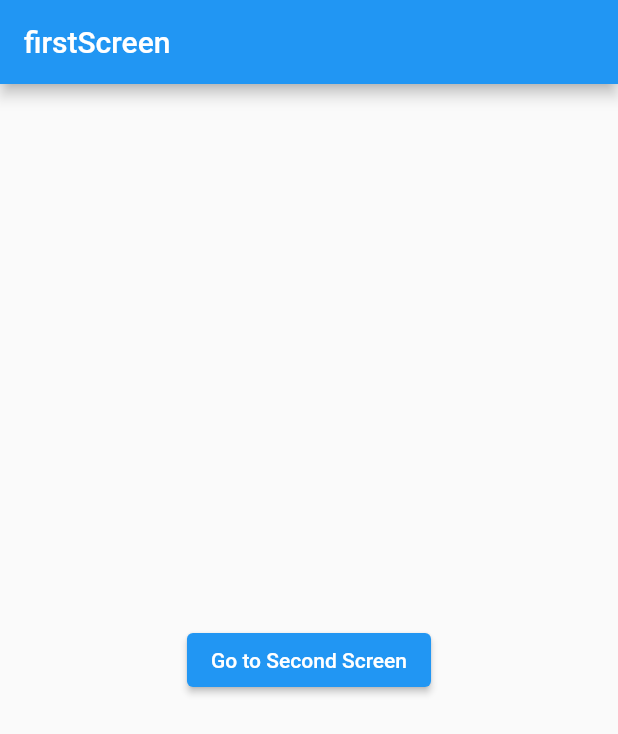
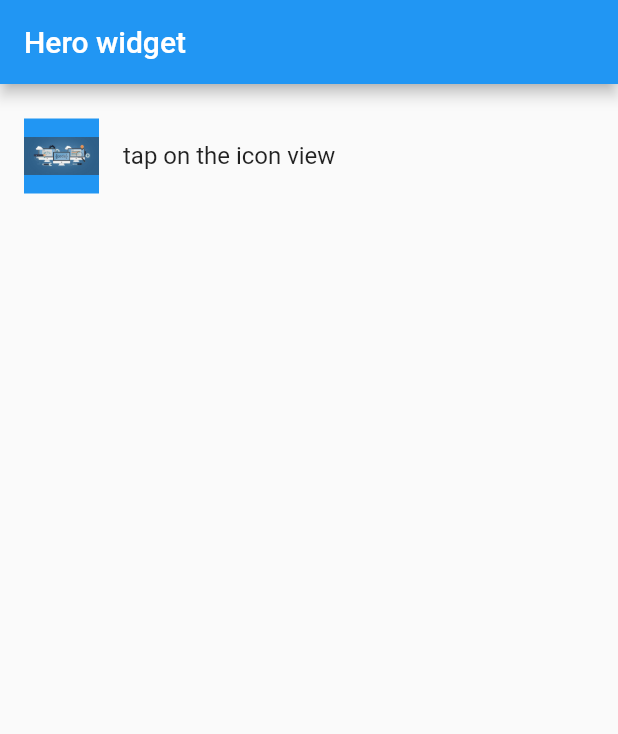
Before and after one commit to prachisharma02/flutterApp, a Flutter app: the screen it shows after launch, on a phone screen of 412 x 824 dp. Shown: the top 734 px of the screen. Run offline on Flutter 3.47's test engine with Material 2 defaults, Android fonts, the phone set to English and light mode, and no system bars.

Commit message:
added herowidget

```diff
--- /dev/null
+++ b/lib/hero.dart
@@ -0,0 +1,61 @@
+import 'dart:ui';
+import 'package:flutter/material.dart';
+
+class HeroClass extends StatelessWidget {
+  const HeroClass({Key? key});
+
+  @override
+  Widget build(BuildContext context) {
+    return Scaffold(
+      appBar: AppBar(title: const Text("Hero widget")),
+      body: Column(
+        children: <Widget>[
+          const SizedBox(height: 20.0),
+          ListTile(
+            leading: Hero(
+              tag:
+                  'hero-rectangle', // Make sure this tag matches the destination Hero widget
+              child: BoxWidget(
+                  size: Size(
+                      50.0, 50.0)), // Corrected the way BoxWidget is created
+            ),
+            onTap: () => _gotoImgDetailsPage(context),
+            title: const Text("tap on the icon view "),
+          ),
+        ],
+      ),
+    );
+  }
+}
+
+void _gotoImgDetailsPage(BuildContext context) {
+  Navigator.of(context).push(MaterialPageRoute(
+    builder: (BuildContext context) {
+      return Scaffold(
+        appBar: AppBar(title: const Text("Image Zoom Page")),
+        body: Center(
+          child: Hero(
+            tag:
+                'hero-rectangle', // Make sure the tag matches the source Hero widget
+            child: BoxWidget(size: Size(100.0, 250.0)),
+          ),
+        ),
+      );
+    },
+  ));
+}
+
+class BoxWidget extends StatelessWidget {
+  const BoxWidget({super.key, required this.size});
+  final Size size;
+
+  @override
+  Widget build(BuildContext context) {
+    return Container(
+      width: size.width,
+      height: size.height,
+      color: Colors.blue,
+      child: Image.asset('images/image1.jpg'),
+    );
+  }
+}
--- a/lib/main.dart
+++ b/lib/main.dart
@@ -1,220 +1,18 @@
-//import 'package:begin/StylingApp.dart';
-//import 'package:begin/assignment.dart';
-//import 'package:begin/counter.dart';
-//import 'package:begin/homePage.dart';
-// import 'package:begin/login.dart';
-// import 'package:begin/pictures.dart';
-// import 'package:begin/router.dart';
-// import 'package:begin/sum.dart';
-// import 'package:begin/userimage.dart';
-// import 'package:flutter/material.dart';
-import 'package:begin/firstsScreeen.dart';
-
-import 'package:begin/secondScreen.dart';
-import 'package:begin/thirdScreen.dart';
 import 'package:flutter/material.dart';
+import 'package:begin/hero.dart'; // Adjust the import path as needed
 
 void main() {
-  runApp(
-    MaterialApp(
-      title: 'NAMED ROUTE',
-      debugShowCheckedModeBanner: false,
-      initialRoute: '/',
-      routes: {
-        '/': (context) => const FirstScreen(),
-        '/second': (context) => const SecondScreen(),
-        '/third': (context) => const ThirdScreen(),
-        '/first': (context) => const FirstScreen(),
-      },
-    ),
-  );
+  runApp(MyApp());
 }
 
-// void main() {
-//   runApp(myApp());
-// }
+class MyApp extends StatelessWidget {
+  const MyApp({Key? key}) : super(key: key);
 
-// class myApp extends StatelessWidget {
-//   const myApp({super.key});
-
-//   @override
-//   Widget build(BuildContext context) {
-//     return MaterialApp(
-//       home: LoginPage(),
-//     );
-//   }
-// }
-
-// import 'package:flutter/material.dart';
-
-// void main() {
-//   runApp(const MyApp());
-// }
-
-// class MyApp extends StatelessWidget {
-//   const MyApp({super.key});
-
-//   // This widget is the root of your application.
-//   @override
-//   Widget build(BuildContext context) {
-//     return MaterialApp(
-//       title: 'myFluttergood',
-//       debugShowCheckedModeBanner: false,
-//       theme: ThemeData(
-//         colorScheme:
-//             ColorScheme.fromSeed(seedColor: Color.fromARGB(255, 89, 11, 224)),
-//         useMaterial3: true,
-//       ),
-//       home: const MyHomePage(title: 'My first flutter app'),
-//     );
-//   }
-// }
-
-// class MyHomePage extends StatefulWidget {
-//   const MyHomePage({super.key, required this.title});
-
-//   final String title;
-
-//   @override
-//   State<MyHomePage> createState() => _MyHomePageState();
-// }
-
-// class _MyHomePageState extends State<MyHomePage> {
-//   int _counter = 0;
-
-//   void _incrementCounter() {
-//     setState(() {
-//       _counter++;
-//     });
-//   }
-
-//   @override
-//   Widget build(BuildContext context) {
-//     return Scaffold(
-//       appBar: AppBar(
-//         backgroundColor: Theme.of(context).colorScheme.inversePrimary,
-//         title: Text(widget.title),
-//       ),
-//       body: Center(
-//         child: Column(
-//           mainAxisAlignment: MainAxisAlignment.center,
-//           children: <Widget>[
-//             const Text(
-//               'i am creating a new project',
-//             ),
-//             Text(
-//               '$_counter',
-//               style: Theme.of(context).textTheme.headlineMedium,
-//             ),
-//           ],
-//         ),
-//       ),
-//       floatingActionButton: FloatingActionButton(
-//         onPressed: _incrementCounter,
-//         tooltip: 'Increment',
-//         child: const Icon(Icons.add),
-//       ),
-//     );
-//   }
-// }
-// import 'package:flutter/material.dart';
-
-// void main() {
-//   runApp(const MyApp());
-// }
-
-// class MyApp extends StatelessWidget {
-//   const MyApp({super.key});
-
-//   @override
-//   Widget build(BuildContext context) {
-//     return MaterialApp(
-//       // title: 'Flutter Demo',
-//       theme: ThemeData(
-//         colorScheme: ColorScheme.fromSeed(seedColor: Colors.lightGreen),
-//         useMaterial3: true,
-//       ),
-//       // home: const MyHomePage(title: "Prachi",),
-//       home: DefaultTabController(length: 4, child: MyHomePage(title: "Prachi")),
-//     );
-//   }
-// }
-
-// class MyHomePage extends StatefulWidget {
-//   const MyHomePage({super.key, required this.title});
-
-//   final String title;
-
-//   @override
-//   State<MyHomePage> createState() => _MyHomePageState();
-// }
-
-// class _MyHomePageState extends State<MyHomePage> {
-//   int _counter = 0;
-
-//   void _incrementCounter() {
-//     setState(() {
-//       _counter++;
-//     });
-//   }
-
-//   void _decrement() {
-//     setState(() {
-//       _counter--;
-//     });
-//   }
-
-//   @override
-//   Widget build(BuildContext context) {
-//     return Scaffold(
-//         appBar: AppBar(
-//           title: Text(widget.title),
-//           backgroundColor: Theme.of(context).colorScheme.inversePrimary,
-//           leading: IconButton(icon: Icon(Icons.menu), onPressed: () {}),
-//           actions: <Widget>[
-//             IconButton(icon: Icon(Icons.search), onPressed: () {}),
-//             IconButton(icon: Icon(Icons.more_vert), onPressed: () {})
-//           ],
-//           flexibleSpace: SafeArea(
-//             child: Icon(Icons.photo_camera, size: 40.0, color: Colors.amber),
-//           ),
-//         ),
-//         body: Center(
-//           child: Column(
-//             mainAxisAlignment: MainAxisAlignment.center,
-//             children: <Widget>[
-//               const Text(
-//                 'You have pushed the button this many times:',
-//               ),
-//               Text(
-//                 '$_counter',
-//                 style: Theme.of(context).textTheme.headlineMedium,
-//               ),
-//             ],
-//           ),
-//         ),
-//         // floatingActionButton: FloatingActionButton(
-//         //   onPressed: _incrementCounter,
-//         //   // onPressed: _decrement,
-//         //   // tooltip: 'Decrement',
-//         //   tooltip: 'Increment',
-//         //   child: const Icon(Icons.add),
-
-//         floatingActionButton:
-//             Row(mainAxisAlignment: MainAxisAlignment.center, children: <Widget>[
-//           FloatingActionButton(
-//             onPressed: _decrement,
-//             tooltip: 'Decrement',
-//             child: const Icon(Icons.remove),
-//           ),
-//           SizedBox(width: 50), // Add spacing between the buttons
-//           FloatingActionButton(
-//             onPressed: _incrementCounter,
-//             tooltip: 'Increment',
-//             child: const Icon(Icons.add),
-//           ),
-
-//           // This trailing comma makes auto-formatting nicer for build methods.
-//         ]));
-//   }
-// }
+  @override
+  Widget build(BuildContext context) {
+    return MaterialApp(
+      debugShowCheckedModeBanner: false,
+      home: HeroClass(),
+    );
+  }
+}
--- /dev/null
+++ b/lib/multipleroutes.dart
@@ -0,0 +1,27 @@
+import 'package:begin/firstsScreeen.dart';
+import 'package:flutter/material.dart';
+import 'package:begin/secondScreen.dart';
+import 'package:begin/thirdScreen.dart';
+
+void main() {
+  runApp(MultipleRoutes());
+}
+
+class MultipleRoutes extends StatelessWidget {
+  MultipleRoutes({Key? key}) : super(key: key);
+
+  @override
+  Widget build(BuildContext context) {
+    return MaterialApp(
+      title: 'NAMED ROUTE',
+      debugShowCheckedModeBanner: false,
+      initialRoute: '/',
+      routes: {
+        '/': (context) => const FirstScreen(),
+        '/second': (context) => const SecondScreen(),
+        '/third': (context) => const ThirdScreen(),
+        '/first': (context) => const FirstScreen(),
+      },
+    );
+  }
+}
```
